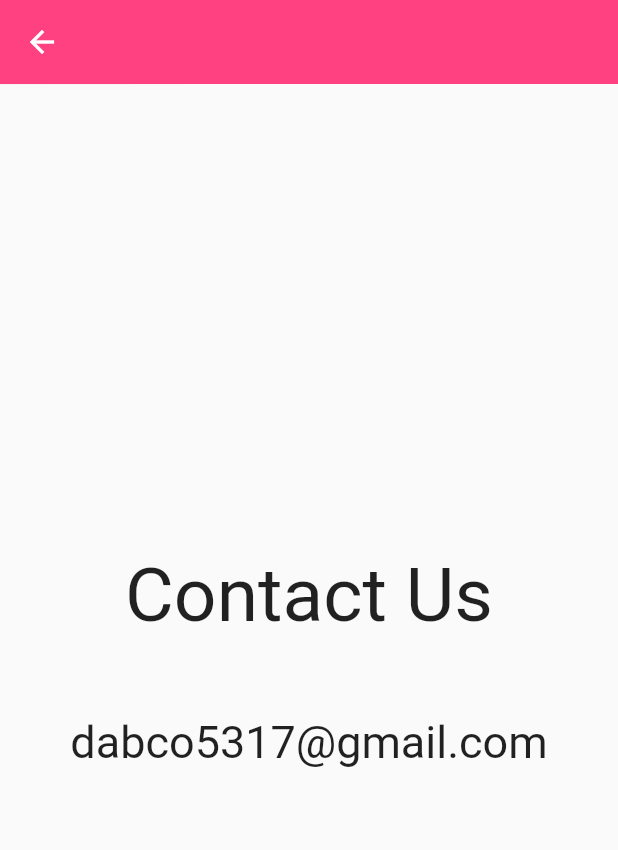
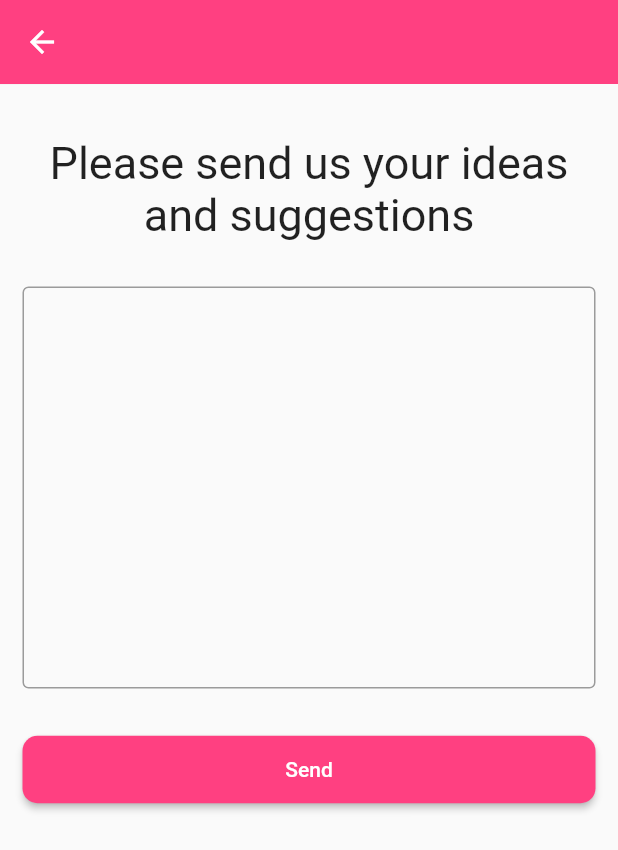
Before and after one commit to DAB-Co/jam-mobile, a Flutter app: the ContactUs screen opened by its route, on a phone screen of 412 x 824 dp. Shown: the top 850 px of the screen. Run offline on Flutter 3.47's test engine with Material 2 defaults, Android fonts, the phone set to English and light mode, and no system bars; our stand-ins replace device_info_plus, firebase_core, firebase_messaging, flutter_local_notifications, hive, hive_flutter and 1 more; missing offline and left inert: mqtt_client; accounts and stored records are empty; statements that could not run were skipped.

Commit message:
contact us page ui

```diff
--- a/lib/pages/contact_us.dart
+++ b/lib/pages/contact_us.dart
@@ -1,4 +1,8 @@
+import 'dart:ui';
+
 import 'package:flutter/material.dart';
+import 'package:jam/widgets/form_widgets.dart';
+import 'package:jam/widgets/show_snackbar.dart';
 
 class ContactUs extends StatelessWidget {
   @override
@@ -9,21 +13,37 @@ class ContactUs extends StatelessWidget {
         title: Text(""),
         elevation: 0.1,
       ),
-      body: Center(
-        child: Column(
-        mainAxisAlignment: MainAxisAlignment.center,
-        children: [
-          Text(
-            "Contact Us",
-            style: TextStyle(fontSize: 50),
+      body: Column(
+      children: [
+        SizedBox(height: 20),
+        Padding(
+          padding: const EdgeInsets.all(15.0),
+          child: Text(
+            "Please send us your ideas and suggestions",
+            style: TextStyle(fontSize: 30),
+            textAlign: TextAlign.center,
           ),
-          SizedBox(height: 50),
-          Text(
-            "dabco5317@gmail.com",
-            style: TextStyle(fontSize: 30),
+        ),
+        Padding(
+          padding: const EdgeInsets.all(15.0),
+          child: Container(
+            child: TextField(
+              minLines: 12,
+              maxLines: null,
+              keyboardType: TextInputType.multiline,
+              decoration: InputDecoration(
+                border: OutlineInputBorder(),
+              ),
+              style: TextStyle(
+              ),
+            ),
           ),
-        ],
-      ),
+        ),
+        Padding(
+          padding: const EdgeInsets.all(15.0),
+          child: longButtons("Send", () => {showSnackBar(context, "pressed")}),
+        ),
+      ],
       ),
     );
   }
```
